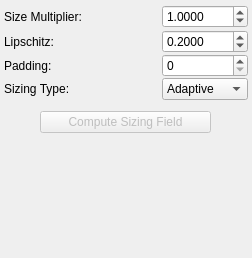
This is src/gui/Application/ToolWidgets/SizingFieldWidget.ui in SCIInstitute/Cleaver as Qt 5 draws it before an edit. The edited form follows.
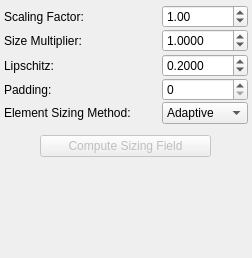
This is the edited form.

Commit message: added scale factor back in. rename method on widget. Segmentation default

```diff
--- a/src/gui/Application/ToolWidgets/SizingFieldWidget.ui
+++ b/src/gui/Application/ToolWidgets/SizingFieldWidget.ui
@@ -69,6 +69,58 @@
       </layout>
      </widget>
     </item>
+    <item>
+     <layout class="QHBoxLayout" name="horizontalLayout_8">
+      <property name="spacing">
+       <number>0</number>
+      </property>
+      <property name="topMargin">
+       <number>0</number>
+      </property>
+      <item>
+       <widget class="QLabel" name="label">
+        <property name="text">
+         <string>Scaling Factor:</string>
+        </property>
+       </widget>
+      </item>
+      <item>
+       <spacer name="horizontalSpacer_3">
+        <property name="orientation">
+         <enum>Qt::Horizontal</enum>
+        </property>
+        <property name="sizeHint" stdset="0">
+         <size>
+          <width>40</width>
+          <height>20</height>
+         </size>
+        </property>
+       </spacer>
+      </item>
+      <item>
+       <widget class="QDoubleSpinBox" name="scaleFactor">
+        <property name="minimumSize">
+         <size>
+          <width>86</width>
+          <height>0</height>
+         </size>
+        </property>
+        <property name="maximumSize">
+         <size>
+          <width>86</width>
+          <height>16777215</height>
+         </size>
+        </property>
+        <property name="minimum">
+         <double>0.010000000000000</double>
+        </property>
+        <property name="value">
+         <double>1.000000000000000</double>
+        </property>
+       </widget>
+      </item>
+     </layout>
+    </item>
     <item>
      <widget class="QWidget" name="factorWidget" native="true">
       <layout class="QHBoxLayout" name="horizontalLayout_6">
@@ -373,28 +425,15 @@
          </property>
          <property name="maximumSize">
           <size>
-           <width>80</width>
+           <width>16777215</width>
            <height>16777215</height>
           </size>
          </property>
          <property name="text">
-          <string>Sizing Type:</string>
+          <string>Element Sizing Method:</string>
          </property>
         </widget>
        </item>
-       <item>
-        <spacer name="surfaceSpacer">
-         <property name="orientation">
-          <enum>Qt::Horizontal</enum>
-         </property>
-         <property name="sizeHint" stdset="0">
-          <size>
-           <width>10</width>
-           <height>20</height>
-          </size>
-         </property>
-        </spacer>
-       </item>
        <item>
         <widget class="QComboBox" name="surfaceComboBox">
          <property name="minimumSize">
@@ -403,6 +442,12 @@
            <height>0</height>
           </size>
          </property>
+         <property name="maximumSize">
+          <size>
+           <width>86</width>
+           <height>16777215</height>
+          </size>
+         </property>
          <property name="currentIndex">
           <number>1</number>
          </property>
```
The commit also changes 4 other files.
